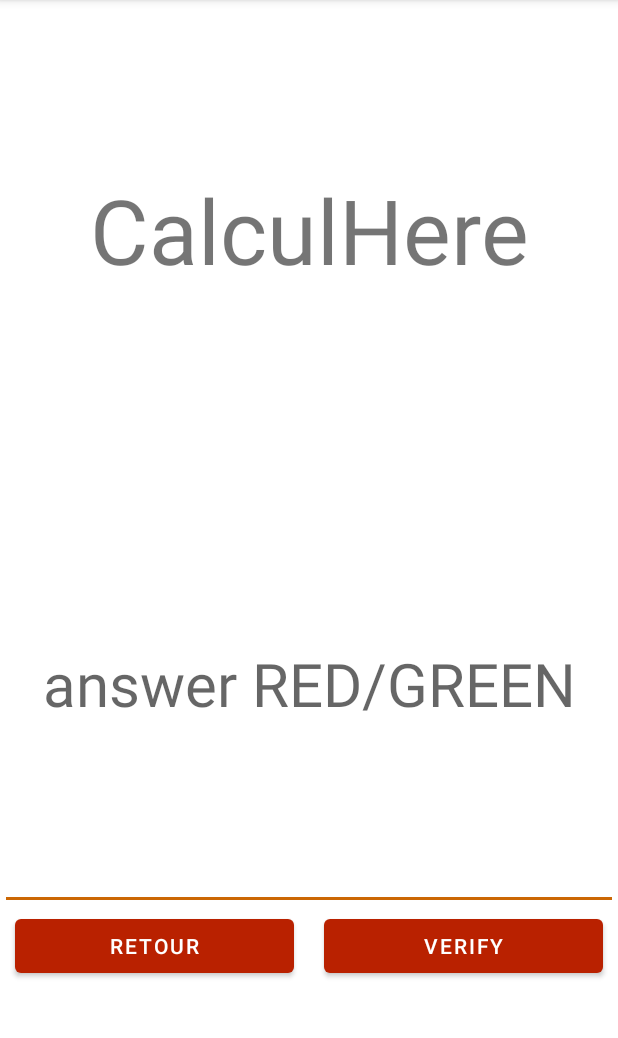
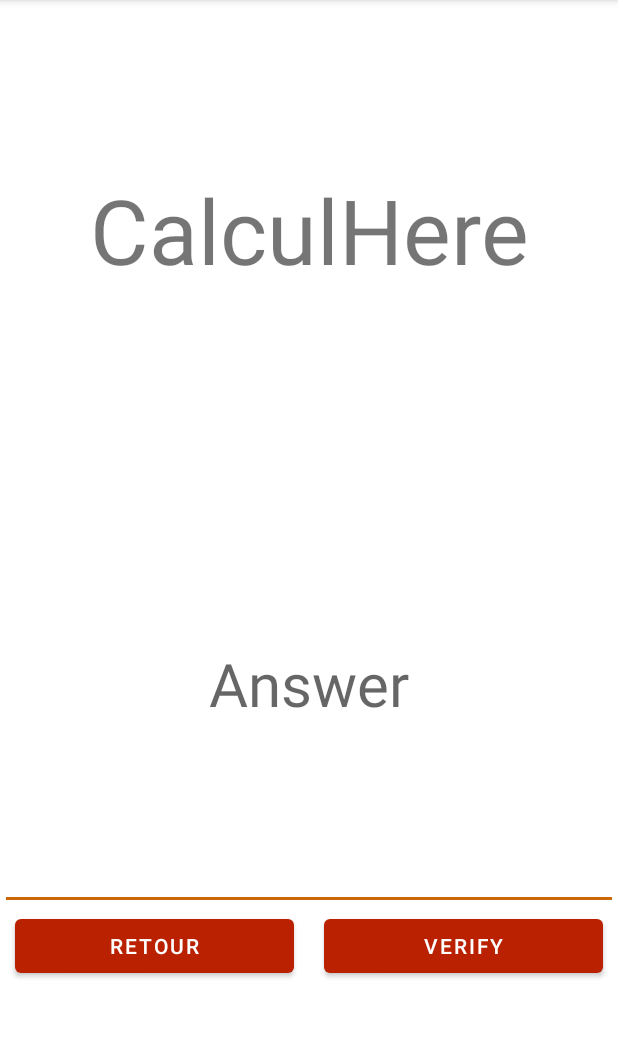
Before and after one commit to JustinF02/Projet-Android--MathQuizz, an Android app: the PlayZone screen opened directly, with no data from a screen before it, on a phone screen of 412 x 824 dp, the part 84-1122 px from its top. Run offline under Robolectric (Android 15) with nearby library versions, the phone set to English and light mode, and no system bars; 2 statements that could not run were skipped.

Commit message:
verif fonctionelle

```diff
--- a/app/src/main/java/com/Projet/Android/main/PlayZone.java
+++ b/app/src/main/java/com/Projet/Android/main/PlayZone.java
@@ -62,9 +62,10 @@ public class PlayZone extends AppCompatActivity{
 
     private void verificationResultat() {
         try {
-            if (txtAnswer.getText() == null) throw new exceptionNull();
+            //a revoir pour l'erreur :
+            if (txtAnswer.getText().equals("")) throw new exceptionNull();
             answer = Double.valueOf(txtAnswer.getText().toString()).doubleValue();
-            if (resultatCorrect == answer) {
+            if (resultatCorrect.equals(answer)) {
                 txtAnswer.setBackgroundResource(R.color.green);
             } else {
                 txtAnswer.setBackgroundResource(R.color.red);
--- a/app/src/main/res/layout/activity_play_zone.xml
+++ b/app/src/main/res/layout/activity_play_zone.xml
@@ -27,7 +27,7 @@
             android:layout_height="wrap_content"
             android:layout_weight="1"
             android:ems="10"
-            android:hint="answer RED/GREEN"
+            android:hint="@string/textViewAnswerInPlayZone"
             android:inputType="numberDecimal"
             android:textAlignment="center"
             android:textSize="40dp" />
--- a/app/src/main/res/values/englishLanguage.xml
+++ b/app/src/main/res/values/englishLanguage.xml
@@ -15,6 +15,7 @@
     <!-- Play Zone -->
     <string name="btnVerifyInPlayZone">Verify</string>
     <string name="message_valeur_null">no value entered</string>
+    <string name="textViewAnswerInPlayZone">Answer</string>
 
     <!-- Scores -->
     <string name="numberCalcInScores">number of calcs :</string>
```
Also changed, not shown: 1 other file.
